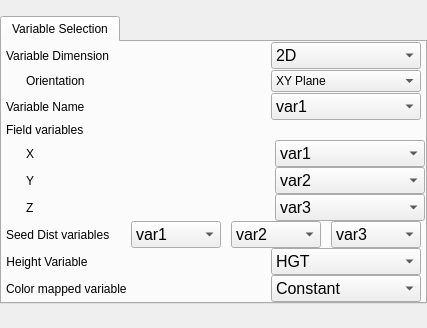
This is apps/vaporgui/VariablesWidgetGUI.ui in StasJ/vapor-formatted as Qt 5 draws it before an edit. The edited form follows.
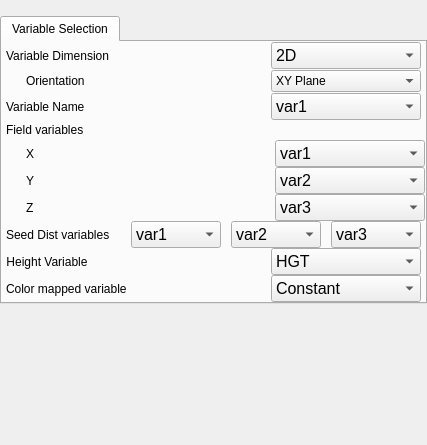
This is the edited form. Custom widgets are drawn as their Qt base class.

```diff
--- a/apps/vaporgui/VariablesWidgetGUI.ui
+++ b/apps/vaporgui/VariablesWidgetGUI.ui
@@ -7,11 +7,11 @@
     <x>0</x>
     <y>0</y>
     <width>427</width>
-    <height>328</height>
+    <height>445</height>
    </rect>
   </property>
   <property name="sizePolicy">
-   <sizepolicy hsizetype="Preferred" vsizetype="Maximum">
+   <sizepolicy hsizetype="Preferred" vsizetype="Minimum">
     <horstretch>0</horstretch>
     <verstretch>0</verstretch>
    </sizepolicy>
@@ -1107,7 +1107,7 @@
    <item>
     <widget class="FidelityWidget" name="_fidelityWidget" native="true">
      <property name="sizePolicy">
-      <sizepolicy hsizetype="Expanding" vsizetype="Maximum">
+      <sizepolicy hsizetype="Expanding" vsizetype="Minimum">
        <horstretch>0</horstretch>
        <verstretch>0</verstretch>
       </sizepolicy>
```
Left out of the diff: 25 changed lines with no effect on the pictures.
